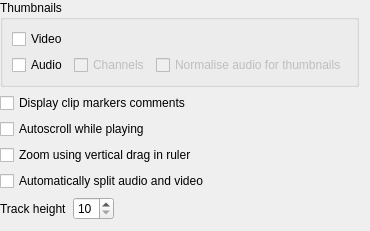
Before: the Qt Designer form src/widgets/configtimeline_ui.ui in KDE/kdenlive, drawn with Qt 5.
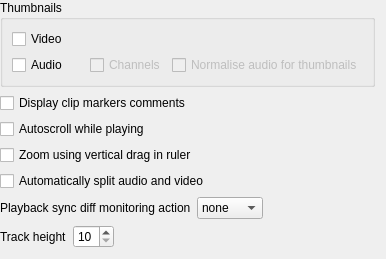
After: the same form once the commit is applied.

Commit message:
jack playback sync monitoring enable/disable logic + action implemented
todo: cleanup code + sync diff value in config

Diff of the .ui file:
```diff
--- a/src/widgets/configtimeline_ui.ui
+++ b/src/widgets/configtimeline_ui.ui
@@ -6,8 +6,8 @@
    <rect>
     <x>0</x>
     <y>0</y>
-    <width>361</width>
-    <height>222</height>
+    <width>386</width>
+    <height>252</height>
    </rect>
   </property>
   <layout class="QVBoxLayout" name="verticalLayout">
@@ -92,6 +92,52 @@
      </property>
     </widget>
    </item>
+   <item>
+    <layout class="QHBoxLayout" name="horizontalLayout" stretch="0,0,0">
+     <item>
+      <widget class="QLabel" name="label_2">
+       <property name="text">
+        <string>Playback sync diff monitoring action</string>
+       </property>
+      </widget>
+     </item>
+     <item>
+      <widget class="QComboBox" name="kcfg_syncdiffmonaction">
+       <property name="editable">
+        <bool>false</bool>
+       </property>
+       <item>
+        <property name="text">
+         <string>none</string>
+        </property>
+       </item>
+       <item>
+        <property name="text">
+         <string>stop</string>
+        </property>
+       </item>
+       <item>
+        <property name="text">
+         <string>resync</string>
+        </property>
+       </item>
+      </widget>
+     </item>
+     <item>
+      <spacer name="horizontalSpacer">
+       <property name="orientation">
+        <enum>Qt::Horizontal</enum>
+       </property>
+       <property name="sizeHint" stdset="0">
+        <size>
+         <width>40</width>
+         <height>20</height>
+        </size>
+       </property>
+      </spacer>
+     </item>
+    </layout>
+   </item>
    <item>
     <layout class="QHBoxLayout" name="horizontalLayout_2">
      <item>
```
The commit also changes 7 other files.
